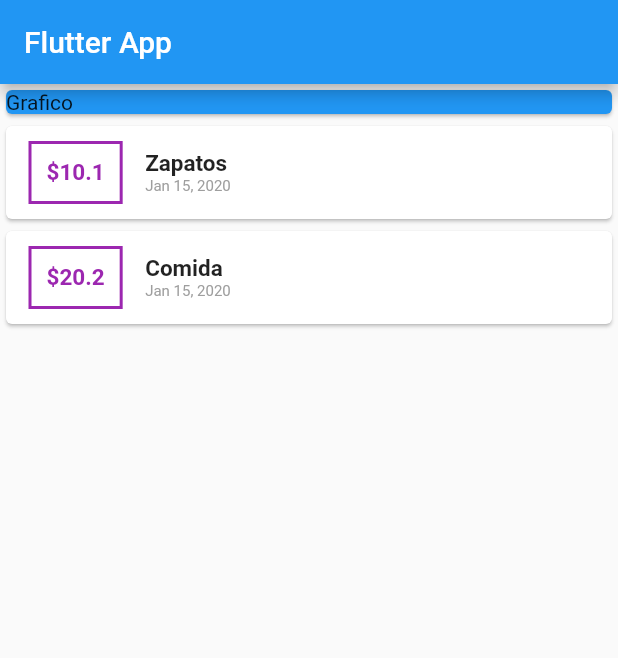
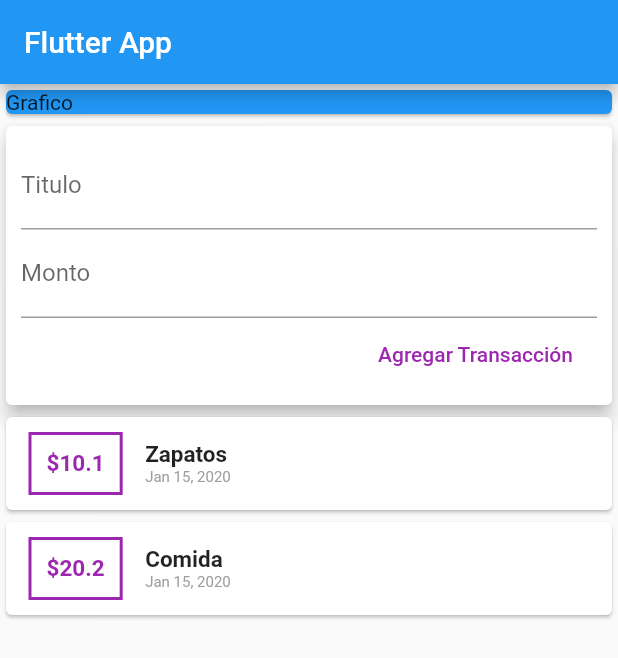
Before and after one commit to Alex9790/PersonalExpenses, a Flutter app: the screen it shows after launch, on a phone screen of 412 x 824 dp. Shown: the top 658 px of the screen. Run offline on Flutter 3.47's test engine with Material 2 defaults, Android fonts, the phone set to English and light mode, and no system bars.

Commit message:
18. Se agrega un formulario que incluye dos inputs y un boton, con la finalidad de agregar nuevos gastos a la lista.

```diff
--- a/lib/main.dart
+++ b/lib/main.dart
@@ -39,9 +39,10 @@ class MyHomePage extends StatelessWidget {
         title: Text('Flutter App'),
       ),
       body: Column(
-        mainAxisAlignment: MainAxisAlignment.start,
+        //mainAxisAlignment: MainAxisAlignment.start, //se comenta por q es la opcion por defecto
         crossAxisAlignment: CrossAxisAlignment.stretch,
         children: <Widget>[
+          /** Grafico Resumen */
           //seccion para el grafico resumen, con Container puedes definir el tamaño que cubre
           Container(
             width: double.infinity, //tanto espacio como sea posible
@@ -50,6 +51,31 @@ class MyHomePage extends StatelessWidget {
               child: Text("Grafico"),
             ),
           ),
+          //** Input Data */
+          Card(
+            elevation:
+                5, //mediante el uso de sombras logra un efecto de elevacion en el Card()
+            child: Container(
+              //se usa container para poder incluir padding a los textfields
+              padding: EdgeInsets.all(10),
+              child: Column(
+                crossAxisAlignment: CrossAxisAlignment.end,
+                children: <Widget>[
+                  TextField(
+                    decoration: InputDecoration(labelText: "Titulo"),
+                  ),
+                  TextField(
+                    decoration: InputDecoration(labelText: "Monto"),
+                  ),
+                  FlatButton(
+                    child: Text("Agregar Transacción"),
+                    onPressed: () {}, textColor: Colors.purple,
+                  ),
+                ],
+              ),
+            ),
+          ),
+          /** Lista de Gastos */
           //seccion para la lista de gastos
           //forma de convertir los datos de la clase en una lista de Widget que se pueda mostrar en pantalla
           Column(
@@ -71,7 +97,7 @@ class MyHomePage extends StatelessWidget {
                       padding: EdgeInsets.all(10),
                       child: Text(
                         //Monto
-                        "\$${transaccion.monto}",        //Se usa String Interpolation
+                        "\$${transaccion.monto}", //Se usa String Interpolation
                         style: TextStyle(
                           //definiendo estilo del texto
                           fontWeight: FontWeight.bold,
@@ -83,13 +109,16 @@ class MyHomePage extends StatelessWidget {
                     Column(
                       crossAxisAlignment: CrossAxisAlignment.start,
                       children: <Widget>[
-                        Text(                   //Titulo del Gasto
+                        Text(
+                          //Titulo del Gasto
                           transaccion.titulo,
                           style: TextStyle(
                               fontWeight: FontWeight.bold, fontSize: 15),
                         ),
-                        Text(                   //Fecha cuando se registro el gasto
-                          DateFormat.yMMMd().format(transaccion.fecha),         //definiendo un formato para la fecha
+                        Text(
+                          //Fecha cuando se registro el gasto
+                          DateFormat.yMMMd().format(transaccion
+                              .fecha), //definiendo un formato para la fecha
                           style: TextStyle(fontSize: 10, color: Colors.grey),
                         ),
                       ],
```
